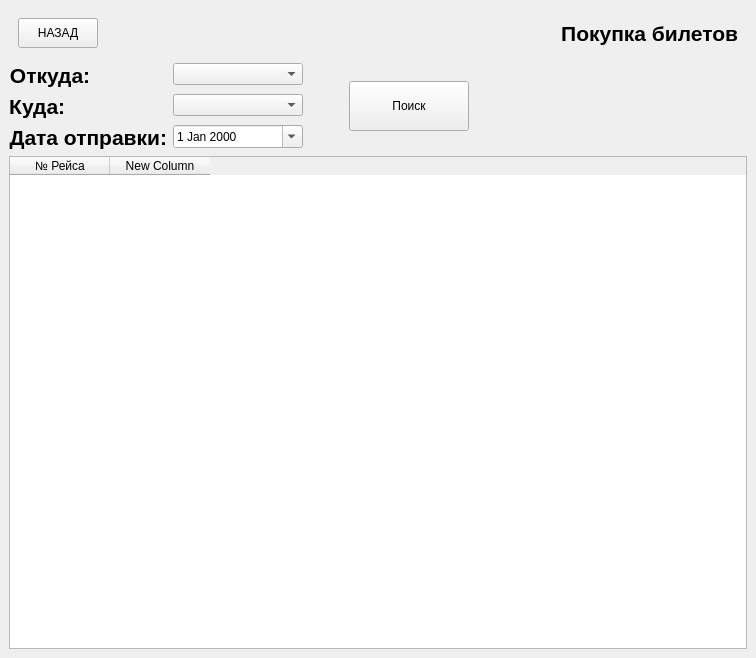
Above: menu.ui from Mihailus2000/sem08_BSBD_Kursach before the change. Below: the same form after it.
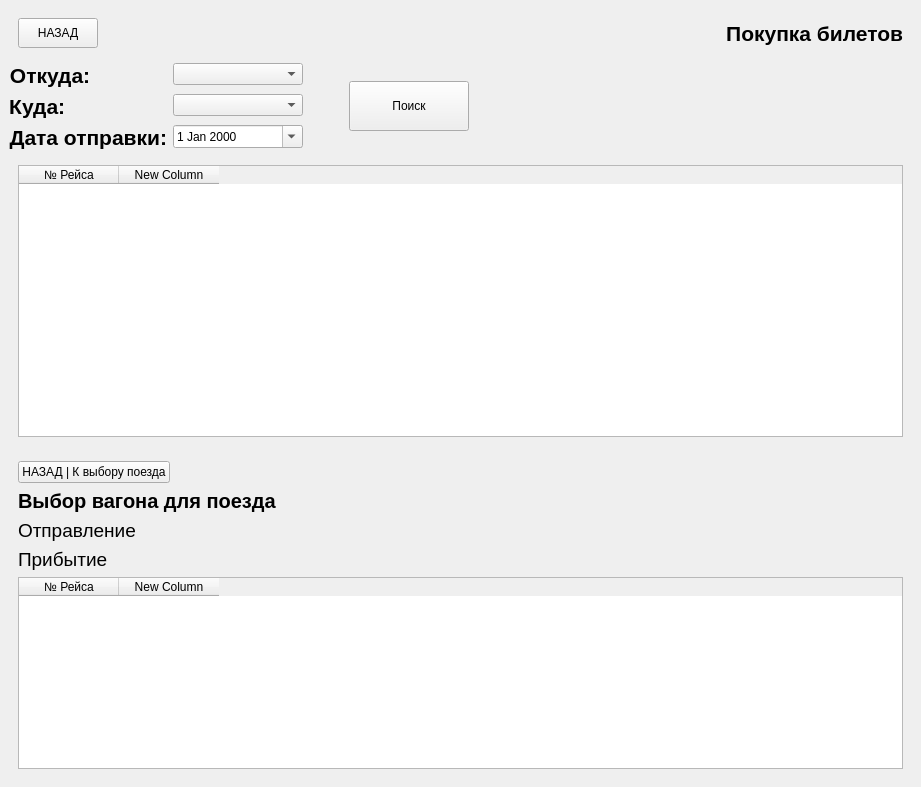
That is the form after the change. Icons and pictures are not drawn.

```diff
--- a/menu.ui
+++ b/menu.ui
@@ -6,8 +6,8 @@
    <rect>
     <x>0</x>
     <y>0</y>
-    <width>756</width>
-    <height>658</height>
+    <width>921</width>
+    <height>787</height>
    </rect>
   </property>
   <property name="sizePolicy">
@@ -1630,17 +1630,198 @@
         </layout>
        </item>
        <item>
-        <widget class="QTableWidget" name="AllRoutesForBuy_tbl">
-         <column>
-          <property name="text">
-           <string>№ Рейса</string>
-          </property>
-         </column>
-         <column>
-          <property name="text">
-           <string>New Column</string>
-          </property>
-         </column>
+        <widget class="QWidget" name="choose_train_purchase_back" native="true">
+         <property name="sizePolicy">
+          <sizepolicy hsizetype="Preferred" vsizetype="MinimumExpanding">
+           <horstretch>0</horstretch>
+           <verstretch>0</verstretch>
+          </sizepolicy>
+         </property>
+         <layout class="QVBoxLayout" name="verticalLayout_11">
+          <item>
+           <widget class="QTableWidget" name="AllRoutesForBuy_tbl">
+            <property name="enabled">
+             <bool>true</bool>
+            </property>
+            <property name="sizePolicy">
+             <sizepolicy hsizetype="Expanding" vsizetype="MinimumExpanding">
+              <horstretch>0</horstretch>
+              <verstretch>0</verstretch>
+             </sizepolicy>
+            </property>
+            <column>
+             <property name="text">
+              <string>№ Рейса</string>
+             </property>
+            </column>
+            <column>
+             <property name="text">
+              <string>New Column</string>
+             </property>
+            </column>
+           </widget>
+          </item>
+         </layout>
+        </widget>
+       </item>
+       <item>
+        <widget class="QWidget" name="choose_carriage_purchase_back" native="true">
+         <property name="sizePolicy">
+          <sizepolicy hsizetype="Preferred" vsizetype="MinimumExpanding">
+           <horstretch>0</horstretch>
+           <verstretch>0</verstretch>
+          </sizepolicy>
+         </property>
+         <layout class="QVBoxLayout" name="verticalLayout_9">
+          <item>
+           <layout class="QHBoxLayout" name="horizontalLayout_13">
+            <item>
+             <widget class="QPushButton" name="back_to_train_choosing_btn">
+              <property name="text">
+               <string>НАЗАД | К выбору поезда</string>
+              </property>
+             </widget>
+            </item>
+            <item>
+             <spacer name="horizontalSpacer_11">
+              <property name="orientation">
+               <enum>Qt::Horizontal</enum>
+              </property>
+              <property name="sizeHint" stdset="0">
+               <size>
+                <width>40</width>
+                <height>20</height>
+               </size>
+              </property>
+             </spacer>
+            </item>
+           </layout>
+          </item>
+          <item>
+           <layout class="QHBoxLayout" name="horizontalLayout_14">
+            <item>
+             <widget class="QLabel" name="label_32">
+              <property name="font">
+               <font>
+                <family>Arial</family>
+                <pointsize>15</pointsize>
+                <weight>75</weight>
+                <bold>true</bold>
+               </font>
+              </property>
+              <property name="text">
+               <string>Выбор вагона для поезда</string>
+              </property>
+             </widget>
+            </item>
+            <item>
+             <widget class="QLabel" name="train_label_for_purchasepage_carriages">
+              <property name="font">
+               <font>
+                <pointsize>14</pointsize>
+                <weight>75</weight>
+                <bold>true</bold>
+               </font>
+              </property>
+              <property name="text">
+               <string/>
+              </property>
+             </widget>
+            </item>
+            <item>
+             <spacer name="horizontalSpacer_12">
+              <property name="orientation">
+               <enum>Qt::Horizontal</enum>
+              </property>
+              <property name="sizeHint" stdset="0">
+               <size>
+                <width>40</width>
+                <height>20</height>
+               </size>
+              </property>
+             </spacer>
+            </item>
+           </layout>
+          </item>
+          <item>
+           <layout class="QFormLayout" name="formLayout">
+            <item row="0" column="0">
+             <widget class="QLabel" name="label_33">
+              <property name="font">
+               <font>
+                <pointsize>14</pointsize>
+               </font>
+              </property>
+              <property name="text">
+               <string>Отправление</string>
+              </property>
+             </widget>
+            </item>
+            <item row="0" column="1">
+             <widget class="QLabel" name="datetime_departure_lbl">
+              <property name="font">
+               <font>
+                <pointsize>14</pointsize>
+               </font>
+              </property>
+              <property name="toolTip">
+               <string>Дата отправления состава</string>
+              </property>
+              <property name="text">
+               <string/>
+              </property>
+             </widget>
+            </item>
+            <item row="1" column="0">
+             <widget class="QLabel" name="label_35">
+              <property name="font">
+               <font>
+                <pointsize>14</pointsize>
+               </font>
+              </property>
+              <property name="text">
+               <string>Прибытие</string>
+              </property>
+             </widget>
+            </item>
+            <item row="1" column="1">
+             <widget class="QLabel" name="datetime_arriaval_lbl">
+              <property name="font">
+               <font>
+                <pointsize>14</pointsize>
+               </font>
+              </property>
+              <property name="toolTip">
+               <string>Дата прибытия состава</string>
+              </property>
+              <property name="text">
+               <string/>
+              </property>
+             </widget>
+            </item>
+           </layout>
+          </item>
+          <item>
+           <widget class="QTableWidget" name="AllcarriagesForTrain_toBuy_tbl">
+            <property name="sizePolicy">
+             <sizepolicy hsizetype="Expanding" vsizetype="MinimumExpanding">
+              <horstretch>0</horstretch>
+              <verstretch>0</verstretch>
+             </sizepolicy>
+            </property>
+            <column>
+             <property name="text">
+              <string>№ Рейса</string>
+             </property>
+            </column>
+            <column>
+             <property name="text">
+              <string>New Column</string>
+             </property>
+            </column>
+           </widget>
+          </item>
+         </layout>
         </widget>
        </item>
       </layout>
```
Left out of the diff: 14 changed lines with no effect on the pictures.
